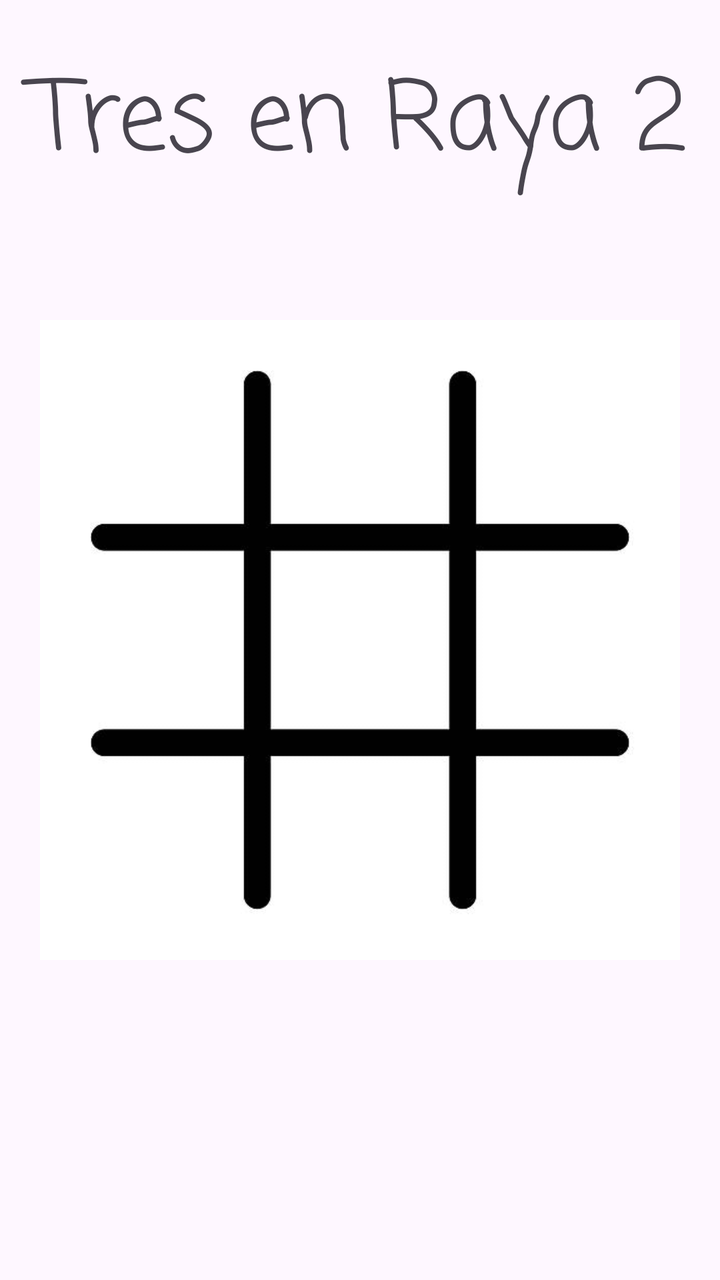
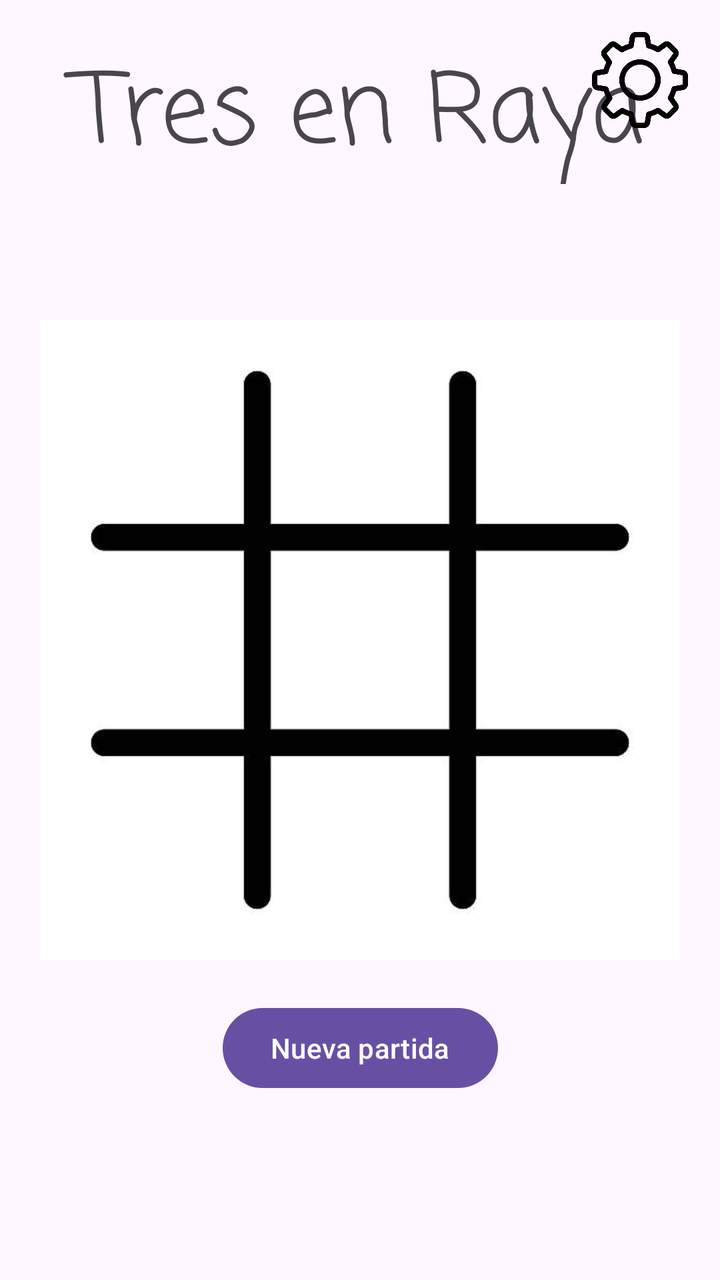

Compare the two renders of this Android layout. The source of the first and the diff that turns it into the second are given below.
<!-- AndroidManifest.xml: application theme Theme.TresEnRaya2 -->
<!-- res/layout/activity_main.xml -->
<?xml version="1.0" encoding="utf-8"?>
<androidx.constraintlayout.widget.ConstraintLayout xmlns:android="http://schemas.android.com/apk/res/android"
    xmlns:app="http://schemas.android.com/apk/res-auto"
    xmlns:tools="http://schemas.android.com/tools"
    android:id="@+id/main"
    android:layout_width="match_parent"
    android:layout_height="match_parent"
    tools:context=".MainActivity">

    <TextView
        android:id="@+id/Title"
        android:layout_width="352dp"
        android:layout_height="129dp"
        android:fontFamily="casual"
        android:rotation="0"
        android:rotationX="0"
        android:text="Tres en Raya 2"
        android:textAlignment="center"
        android:textAppearance="@style/TextAppearance.AppCompat.Display1"
        android:textSize="48sp"
        app:layout_constraintBottom_toBottomOf="parent"
        app:layout_constraintEnd_toEndOf="parent"
        app:layout_constraintHorizontal_bias="0.491"
        app:layout_constraintStart_toStartOf="parent"
        app:layout_constraintTop_toTopOf="parent"
        app:layout_constraintVertical_bias="0.048" />

    <FrameLayout
        android:id="@+id/contenedorTablero"
        android:layout_width="320dp"
        android:layout_height="320dp"
        app:layout_constraintTop_toTopOf="parent"
        app:layout_constraintBottom_toBottomOf="parent"
        app:layout_constraintStart_toStartOf="parent"
        app:layout_constraintEnd_toEndOf="parent">

        
        <ImageView
            android:layout_width="match_parent"
            android:layout_height="match_parent"
            android:src="@drawable/tablero"
            android:scaleType="fitXY"
            android:contentDescription="Tablero" />

        
        <GridLayout
            android:layout_width="match_parent"
            android:layout_height="match_parent"
            android:columnCount="3"
            android:rowCount="3">

            <ImageButton
                android:id="@+id/casilla0"
                style="@style/CasillaTresEnRaya" />

            <ImageButton
                android:id="@+id/casilla1"
                style="@style/CasillaTresEnRaya" />

            <ImageButton
                android:id="@+id/casilla2"
                style="@style/CasillaTresEnRaya" />

            <ImageButton
                android:id="@+id/casilla3"
                style="@style/CasillaTresEnRaya" />

            <ImageButton
                android:id="@+id/casilla4"
                style="@style/CasillaTresEnRaya" />

            <ImageButton
                android:id="@+id/casilla5"
                style="@style/CasillaTresEnRaya" />

            <ImageButton
                android:id="@+id/casilla6"
                style="@style/CasillaTresEnRaya" />

            <ImageButton
                android:id="@+id/casilla7"
                style="@style/CasillaTresEnRaya" />

            <ImageButton
                android:id="@+id/casilla8"
                style="@style/CasillaTresEnRaya" />

        </GridLayout>

    </FrameLayout>


</androidx.constraintlayout.widget.ConstraintLayout>
<!-- resources referenced by this layout -->
<resources>
  <!-- drawable tablero: png bitmap (drawable, 7602 bytes) -->
  <style name="CasillaTresEnRaya">
          <item name="android:layout_width">0dp</item>
          <item name="android:layout_height">0dp</item>
  
          <item name="android:layout_rowWeight">1</item>
          <item name="android:layout_columnWeight">1</item>
  
          <item name="android:background">@android:color/transparent</item>
  
          <item name="android:padding">12dp</item>
  
          <item name="android:scaleType">fitCenter</item>
      </style>
  <style name="Theme.TresEnRaya2" parent="Base.Theme.TresEnRaya2" />
  <style name="Base.Theme.TresEnRaya2" parent="Theme.Material3.DayNight.NoActionBar">
          
          
      </style>
</resources>

<!-- the commit's change to res/layout/activity_main.xml (unified diff, before → after) -->
@@ -9,21 +9,21 @@
 
     <TextView
         android:id="@+id/Title"
-        android:layout_width="352dp"
-        android:layout_height="129dp"
+        android:layout_width="348dp"
+        android:layout_height="71dp"
         android:fontFamily="casual"
         android:rotation="0"
         android:rotationX="0"
-        android:text="Tres en Raya 2"
+        android:text="Tres en Raya"
         android:textAlignment="center"
         android:textAppearance="@style/TextAppearance.AppCompat.Display1"
         android:textSize="48sp"
         app:layout_constraintBottom_toBottomOf="parent"
         app:layout_constraintEnd_toEndOf="parent"
-        app:layout_constraintHorizontal_bias="0.491"
+        app:layout_constraintHorizontal_bias="0.492"
         app:layout_constraintStart_toStartOf="parent"
         app:layout_constraintTop_toTopOf="parent"
-        app:layout_constraintVertical_bias="0.048" />
+        app:layout_constraintVertical_bias="0.037" />
 
     <FrameLayout
         android:id="@+id/contenedorTablero"
@@ -90,4 +90,40 @@
     </FrameLayout>
 
 
+    <ImageButton
+        android:id="@+id/btnDificultad"
+        android:layout_width="48dp"
+        android:layout_height="48dp"
+        android:src="@drawable/dificultad"
+        android:background="@android:color/transparent"
+        android:scaleType="fitCenter"
+        android:contentDescription="Seleccionar dificultad"
+        android:layout_margin="16dp"
+        app:layout_constraintTop_toTopOf="parent"
+        app:layout_constraintEnd_toEndOf="parent" />
+
+    <Button
+        android:id="@+id/btnNuevaPartida"
+        android:layout_width="wrap_content"
+        android:layout_height="wrap_content"
+        android:text="Nueva partida"
+        android:layout_marginTop="20dp"
+        app:layout_constraintTop_toBottomOf="@id/contenedorTablero"
+        app:layout_constraintStart_toStartOf="parent"
+        app:layout_constraintEnd_toEndOf="parent" />
+
+    <TextView
+        android:id="@+id/textoResultado"
+        android:layout_width="wrap_content"
+        android:layout_height="wrap_content"
+        android:layout_marginTop="12dp"
+        android:text=""
+        android:textSize="20sp"
+        android:textStyle="bold"
+        android:gravity="center"
+        app:layout_constraintTop_toBottomOf="@id/btnNuevaPartida"
+        app:layout_constraintStart_toStartOf="parent"
+        app:layout_constraintEnd_toEndOf="parent" />
+
+
 </androidx.constraintlayout.widget.ConstraintLayout>
<!-- resource entries referenced after the edit -->
@@ -1,5 +1,6 @@
 <!-- resources referenced by this layout -->
 <resources>
+  <!-- drawable dificultad: png bitmap (drawable, 25517 bytes) -->
   <!-- drawable tablero: png bitmap (drawable, 7602 bytes) -->
   <style name="CasillaTresEnRaya">
           <item name="android:layout_width">0dp</item>
